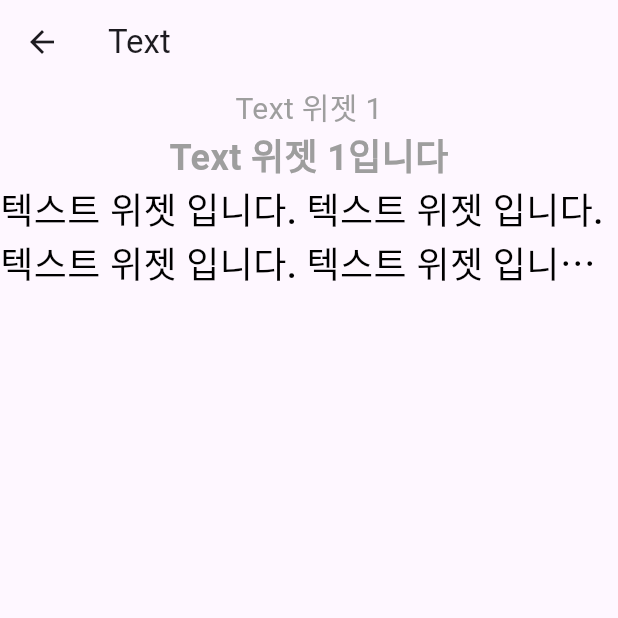
After one commit to pforu/smwu_202508, a Flutter app: the TextScreen screen opened directly, on a phone screen of 412 x 824 dp, the top half of it. The commit adds this screen. Run offline on Flutter 3.47's test engine with Material 3 defaults, Android fonts, the phone set to English and light mode, and no system bars.

Commit message:
text, text 실습

```diff
--- /dev/null
+++ b/lib/screen/text/text_screen.dart
@@ -0,0 +1,42 @@
+import 'package:flutter/material.dart';
+
+class TextScreen extends StatelessWidget {
+  const TextScreen({super.key});
+
+  @override
+  Widget build(BuildContext context) {
+    return Scaffold(
+      appBar: AppBar(title: Text("Text")),
+      body: SizedBox(
+        width: double.infinity, //디바이스를 꽉 채우기
+        child: Column(
+          crossAxisAlignment: CrossAxisAlignment.center,
+          children: [
+            Text(
+              "Text 위젯 1",
+              style: TextStyle(color: Colors.grey, fontSize: 20),
+            ),
+            Text(
+              "Text 위젯 1입니다",
+              style: TextStyle(
+                color: Colors.grey,
+                fontSize: 24,
+                fontWeight: FontWeight.bold,
+              ),
+            ),
+            Text(
+              "텍스트 위젯 입니다. 텍스트 위젯 입니다. 텍스트 위젯 입니다. 텍스트 위젯 입니다. 텍스트 위젯 입니다. 텍스트 위젯 입니다. 텍스트 위젯 입니다. ",
+              style: TextStyle(
+                color: Colors.black,
+                fontWeight: FontWeight.w500,
+                fontSize: 24,
+              ),
+              maxLines: 2, //최대줄
+              overflow: TextOverflow.ellipsis, //잘리면 ...표시
+            ),
+          ],
+        ),
+      ),
+    );
+  }
+}
```
Also changed, not shown: lib/screen/button_screen.dart (+32 -0 lines), lib/screen/text/text_practice_screen.dart (added, +26 -0 lines).
